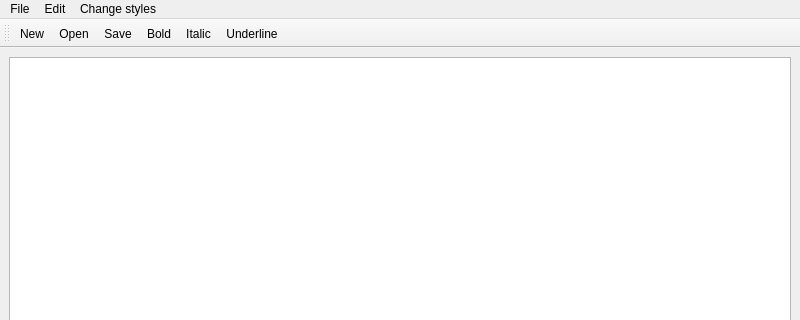
CelidaDavila/Smart-Text-Editor, file mainwindow.ui: the form before one commit; both pictures show x 0 to 800 and y 0 to 320 of the 800 by 600 pixel window.
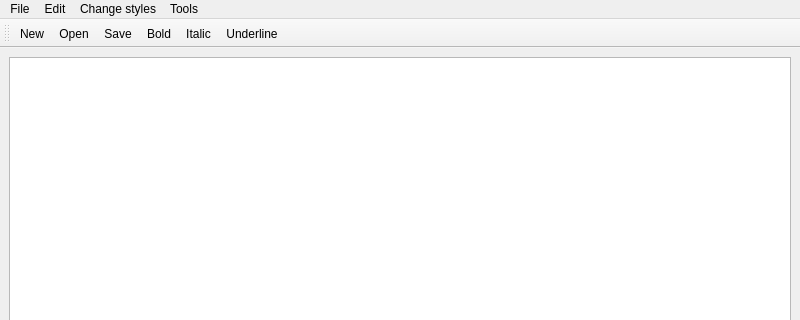
The form after the commit. Icons and pictures are not drawn.

Diff of the .ui file:
```diff
--- a/mainwindow.ui
+++ b/mainwindow.ui
@@ -63,9 +63,16 @@
     <addaction name="actionDark_mode"/>
     <addaction name="actionLight_mode"/>
    </widget>
+   <widget class="QMenu" name="menuTools">
+    <property name="title">
+     <string>Tools</string>
+    </property>
+    <addaction name="actionConvert_Image_to_Text"/>
+   </widget>
    <addaction name="menuFile"/>
    <addaction name="menuEdit"/>
    <addaction name="menuChange_styles"/>
+   <addaction name="menuTools"/>
   </widget>
   <widget class="QStatusBar" name="statusbar"/>
   <widget class="QToolBar" name="toolBar">
```
Left out of the diff: 10 changed lines with no effect on the pictures.
